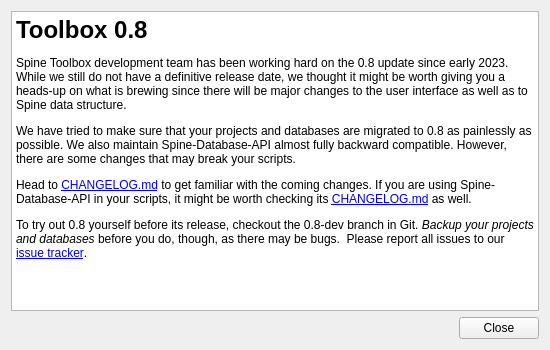
Before: the Qt Designer form spinetoolbox/ui/upgrade_notification.ui in spine-tools/Spine-Toolbox, drawn with Qt 5.
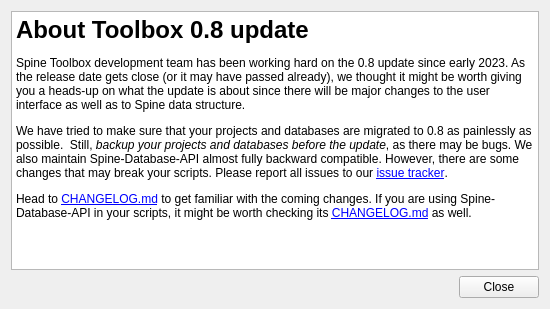
After: the same form once the commit is applied.

Commit message:
Make Upgrade notification dialog ready for 0.8-dev merge
The dialog now pops up the next time Toolbox is started. Afterwards,
we set a flag in application settings to not pop the dialog up again.

Re #2699

Patch:
```diff
--- a/spinetoolbox/ui/upgrade_notification.ui
+++ b/spinetoolbox/ui/upgrade_notification.ui
@@ -19,7 +19,7 @@
     <x>0</x>
     <y>0</y>
     <width>550</width>
-    <height>350</height>
+    <height>309</height>
    </rect>
   </property>
   <property name="sizePolicy">
@@ -42,11 +42,10 @@
 li.unchecked::marker { content: &quot;\2610&quot;; }
 li.checked::marker { content: &quot;\2612&quot;; }
 &lt;/style&gt;&lt;/head&gt;&lt;body style=&quot; font-family:'Segoe UI'; font-size:9pt; font-weight:400; font-style:normal;&quot;&gt;
-&lt;h1 style=&quot; margin-top:18px; margin-bottom:12px; margin-left:0px; margin-right:0px; -qt-block-indent:0; text-indent:0px;&quot;&gt;&lt;span style=&quot; font-size:xx-large; font-weight:700;&quot;&gt;Toolbox 0.8&lt;/span&gt;&lt;/h1&gt;
-&lt;p style=&quot; margin-top:12px; margin-bottom:12px; margin-left:0px; margin-right:0px; -qt-block-indent:0; text-indent:0px;&quot;&gt;Spine Toolbox development team has been working hard on the 0.8 update since early 2023. While we still do not have a definitive release date, we thought it might be worth giving you a heads-up on what is brewing since there will be major changes to the user interface as well as to Spine data structure.&lt;/p&gt;
-&lt;p style=&quot; margin-top:12px; margin-bottom:12px; margin-left:0px; margin-right:0px; -qt-block-indent:0; text-indent:0px;&quot;&gt;We have tried to make sure that your projects and databases are migrated to 0.8 as painlessly as possible. We also maintain Spine-Database-API almost fully backward compatible. However, there are some changes that may break your scripts.&lt;/p&gt;
-&lt;p style=&quot; margin-top:12px; margin-bottom:12px; margin-left:0px; margin-right:0px; -qt-block-indent:0; text-indent:0px;&quot;&gt;Head to &lt;a href=&quot;https://github.com/spine-tools/Spine-Toolbox/blob/0.8-dev/CHANGELOG.md&quot;&gt;&lt;span style=&quot; text-decoration: underline; color:#0000ff;&quot;&gt;CHANGELOG.md&lt;/span&gt;&lt;/a&gt; to get familiar with the coming changes. If you are using Spine-Database-API in your scripts, it might be worth checking its &lt;a href=&quot;https://github.com/spine-tools/Spine-Database-API/blob/0.8-dev/CHANGELOG.md&quot;&gt;&lt;span style=&quot; text-decoration: underline; color:#0000ff;&quot;&gt;CHANGELOG.md&lt;/span&gt;&lt;/a&gt; as well.&lt;/p&gt;
-&lt;p style=&quot; margin-top:12px; margin-bottom:12px; margin-left:0px; margin-right:0px; -qt-block-indent:0; text-indent:0px;&quot;&gt;To try out 0.8 yourself before its release, checkout the &lt;span style=&quot; font-family:'Courier New';&quot;&gt;0.8-dev&lt;/span&gt; branch in Git. &lt;span style=&quot; font-style:italic;&quot;&gt;Backup your projects and databases&lt;/span&gt; before you do, though, as there may be bugs.  Please report all issues to our &lt;a href=&quot;https://github.com/spine-tools/Spine-Toolbox/issues&quot;&gt;&lt;span style=&quot; text-decoration: underline; color:#0000ff;&quot;&gt;issue tracker&lt;/span&gt;&lt;/a&gt;.&lt;/p&gt;&lt;/body&gt;&lt;/html&gt;</string>
+&lt;h1 style=&quot; margin-top:18px; margin-bottom:12px; margin-left:0px; margin-right:0px; -qt-block-indent:0; text-indent:0px;&quot;&gt;&lt;span style=&quot; font-size:xx-large; font-weight:700;&quot;&gt;About Toolbox 0.8 update&lt;/span&gt;&lt;/h1&gt;
+&lt;p style=&quot; margin-top:12px; margin-bottom:12px; margin-left:0px; margin-right:0px; -qt-block-indent:0; text-indent:0px;&quot;&gt;Spine Toolbox development team has been working hard on the 0.8 update since early 2023. As the release date gets close (or it may have passed already), we thought it might be worth giving you a heads-up on what the update is about since there will be major changes to the user interface as well as to Spine data structure.&lt;/p&gt;
+&lt;p style=&quot; margin-top:12px; margin-bottom:12px; margin-left:0px; margin-right:0px; -qt-block-indent:0; text-indent:0px;&quot;&gt;We have tried to make sure that your projects and databases are migrated to 0.8 as painlessly as possible.  Still, &lt;span style=&quot; font-style:italic;&quot;&gt;backup your projects and databases before the update&lt;/span&gt;, as there may be bugs. We also maintain Spine-Database-API almost fully backward compatible. However, there are some changes that may break your scripts. Please report all issues to our &lt;a href=&quot;https://github.com/spine-tools/Spine-Toolbox/issues&quot;&gt;&lt;span style=&quot; text-decoration: underline; color:#0000ff;&quot;&gt;issue tracker&lt;/span&gt;&lt;/a&gt;.&lt;/p&gt;
+&lt;p style=&quot; margin-top:12px; margin-bottom:12px; margin-left:0px; margin-right:0px; -qt-block-indent:0; text-indent:0px;&quot;&gt;Head to &lt;a href=&quot;https://github.com/spine-tools/Spine-Toolbox/blob/0.8-dev/CHANGELOG.md&quot;&gt;&lt;span style=&quot; text-decoration: underline; color:#0000ff;&quot;&gt;CHANGELOG.md&lt;/span&gt;&lt;/a&gt; to get familiar with the coming changes. If you are using Spine-Database-API in your scripts, it might be worth checking its &lt;a href=&quot;https://github.com/spine-tools/Spine-Database-API/blob/0.8-dev/CHANGELOG.md&quot;&gt;&lt;span style=&quot; text-decoration: underline; color:#0000ff;&quot;&gt;CHANGELOG.md&lt;/span&gt;&lt;/a&gt; as well.&lt;/p&gt;&lt;/body&gt;&lt;/html&gt;</string>
      </property>
      <property name="openExternalLinks">
       <bool>true</bool>
```
The commit also changes 2 other files.
